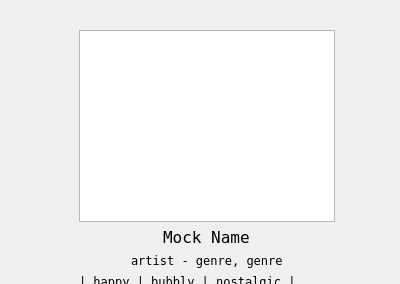
First picture: the form in displayInfoWidget.ui, repository avar33/ListenToMe-task1, before the edit.
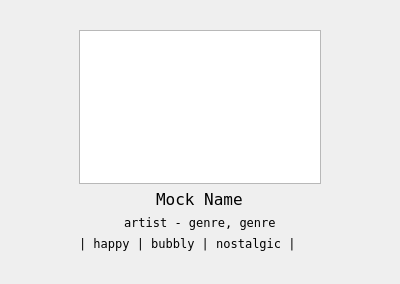
Second picture: the form after the edit.

Commit message: attempt at resizing display widget

Diff of the .ui file:
```diff
--- a/displayInfoWidget.ui
+++ b/displayInfoWidget.ui
@@ -29,7 +29,7 @@
    </property>
    <layout class="QVBoxLayout" name="verticalLayout">
     <property name="sizeConstraint">
-     <enum>QLayout::SizeConstraint::SetFixedSize</enum>
+     <enum>QLayout::SizeConstraint::SetNoConstraint</enum>
     </property>
     <item>
      <widget class="QGraphicsView" name="image"/>
```
The commit also changes 1 other file.
